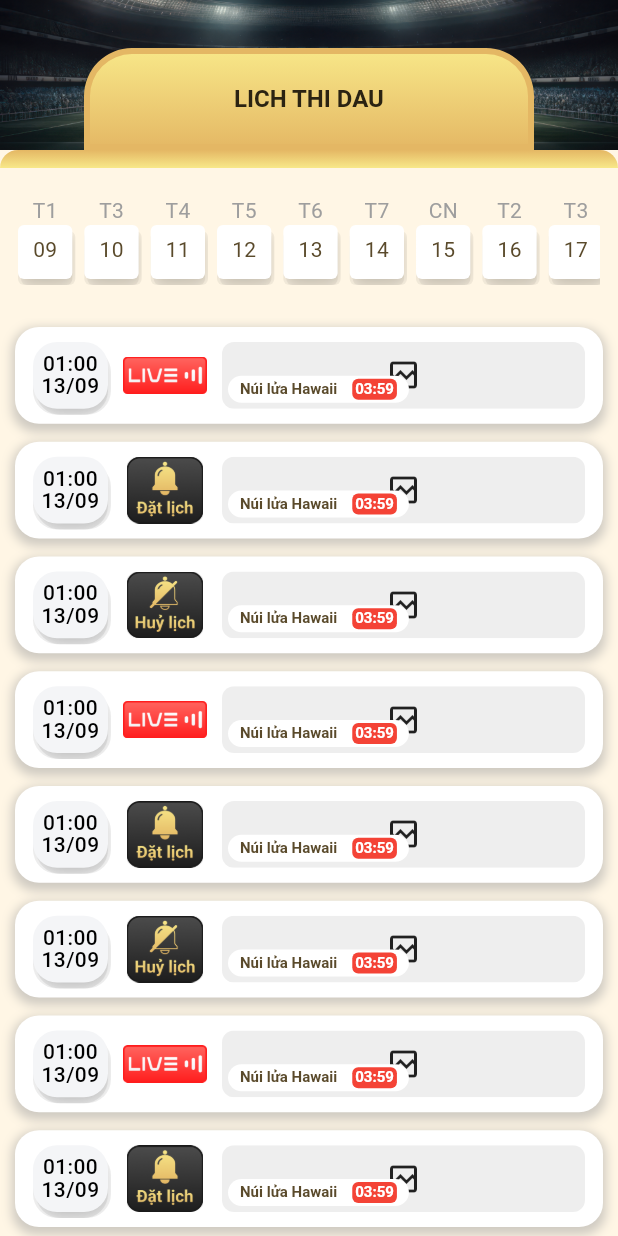
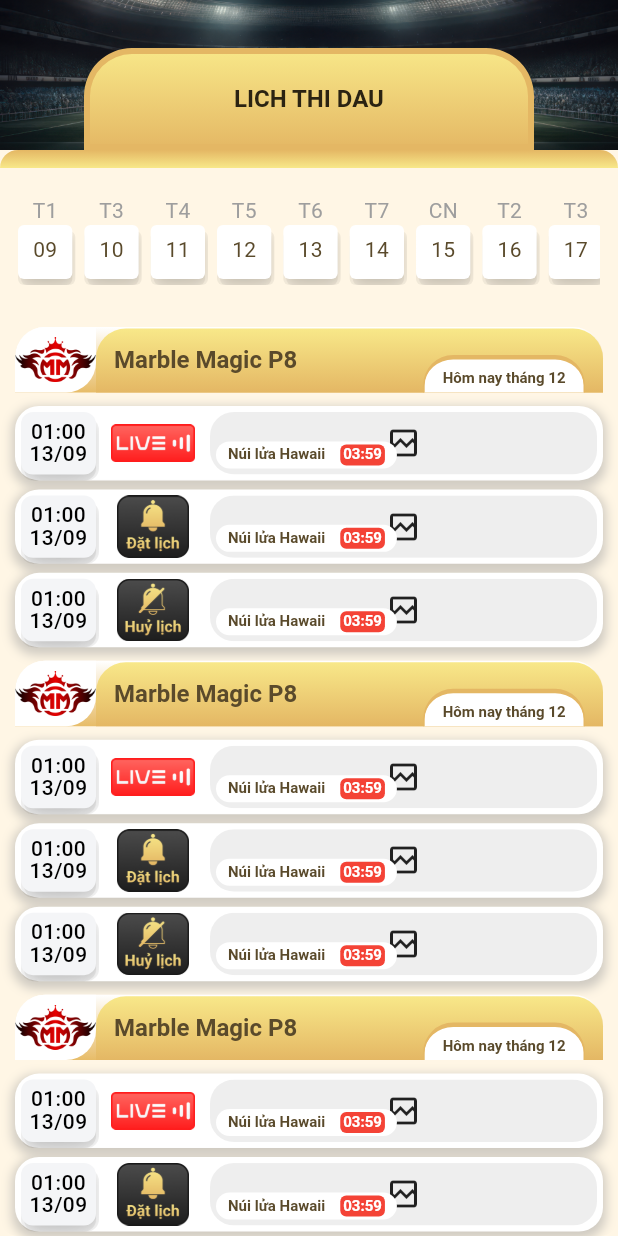
Before and after one commit to hengvisoth/DGGroup_Test01, a Flutter app: the screen it shows after launch, on a phone screen of 412 x 824 dp. Run offline on Flutter 3.47's test engine with Material 3 defaults, Android fonts, the phone set to English and light mode, and no system bars; our stand-ins replace flutter_cache_manager; missing offline and left inert: video_thumbnail; network calls fail.

Commit message:
Add HeaderCard widget and update item layout in HomePage

```diff
--- a/lib/views/home.dart
+++ b/lib/views/home.dart
@@ -6,6 +6,7 @@
 import 'package:dggroup_test/utils/styles/app_color.dart';
 import 'package:dggroup_test/utils/styles/app_style.dart';
 import 'package:dggroup_test/views/widget/date_button.dart';
+import 'package:dggroup_test/views/widget/header_card.dart';
 import 'package:dggroup_test/views/widget/item_card.dart';
 import 'package:dggroup_test/views/widget/loading_item.dart';
 import 'package:dggroup_test/views/widget/video_frame_thumbnail.dart';
@@ -38,6 +39,7 @@
   bool _isInitialLoading = true;
   String? _initialError;
   double _itemExtent = 90;
+  int groupSize = 3;
 
   @override
   void initState() {
@@ -239,20 +241,33 @@
                               ? const Center(child: CircularProgressIndicator())
                               : LayoutBuilder(
                                   builder: (context, listConstraints) {
-                                    _itemExtent = listConstraints.maxHeight / 8;
+                                    _itemExtent = listConstraints.maxHeight / 11; // 8 for main item , 3 for header
+                                    final rowHeight = listConstraints.maxHeight / 11;
+                                    final headerHeight = rowHeight;
+
+                                    final totalItems = VideoFeedRepository.totalItems;
+                                    final headersCount = (totalItems / groupSize).ceil();
+                                    final step = groupSize + 1;
                                     return RefreshIndicator(
                                       onRefresh: _onRefresh,
                                       child: ListView.builder(
                                         controller: _scrollController,
                                         padding: EdgeInsets.zero,
                                         physics: const AlwaysScrollableScrollPhysics(parent: ClampingScrollPhysics()),
-                                        itemExtent: _itemExtent,
-                                        itemCount: VideoFeedRepository.totalItems,
+                                        itemExtent: rowHeight,
+                                        itemCount: totalItems + headersCount,
+
                                         itemBuilder: (context, index) {
-                                          final item = _itemAt(index);
-                                          if (item == null) {
-                                            return const LoadingItem();
+                                          final isHeader = index % step == 0;
+
+                                          if (isHeader) {
+                                            return HeaderCard(rowHeight: rowHeight);
                                           }
+
+                                          final headersBefore = index ~/ step;
+                                          final itemIndex = index - headersBefore - 1;
+                                          final item = _itemAt(itemIndex);
+                                          if (item == null) return const LoadingItem();
                                           return ItemCard(item: item);
                                         },
                                       ),
--- /dev/null
+++ b/lib/views/widget/header_card.dart
@@ -0,0 +1,69 @@
+import 'package:dggroup_test/utils/styles/app_color.dart';
+import 'package:dggroup_test/utils/styles/app_style.dart';
+import 'package:flutter/material.dart';
+
+class HeaderCard extends StatelessWidget {
+  const HeaderCard({super.key, required this.rowHeight});
+  final double rowHeight;
+  @override
+  Widget build(BuildContext context) {
+    return Container(
+      height: rowHeight,
+      margin: const EdgeInsets.symmetric(horizontal: 10, vertical: 6),
+      decoration: BoxDecoration(
+        gradient: LinearGradient(begin: Alignment.bottomCenter, end: Alignment.topCenter, colors: [Color(0xFFE7BC68), Color(0xFFFFFFFF)]),
+        borderRadius: BorderRadius.only(topLeft: Radius.circular(20), topRight: Radius.circular(20)),
+      ),
+      child: Row(
+        children: [
+          Container(
+            decoration: BoxDecoration(
+              color: Colors.white,
+              borderRadius: BorderRadius.only(bottomRight: Radius.circular(20), topLeft: Radius.circular(20)),
+            ),
+            child: Image.asset("assets/images/marble.png", height: 54, width: 54, fit: BoxFit.contain),
+          ),
+          Expanded(
+            child: Container(
+              height: double.infinity,
+              margin: EdgeInsets.only(top: 1),
+              alignment: Alignment.centerLeft,
+              decoration: BoxDecoration(
+                gradient: AppColor.mainColor,
+                borderRadius: BorderRadius.only(topRight: Radius.circular(20), topLeft: Radius.circular(20)),
+              ),
+              padding: EdgeInsets.symmetric(horizontal: 12),
+              child: Stack(
+                fit: StackFit.expand,
+                clipBehavior: Clip.none,
+                children: [
+                  Align(
+                    alignment: Alignment.centerLeft,
+                    child: Text("Marble Magic P8", style: AppTextStyles.figmaBold16Capitalize),
+                  ),
+                  Positioned(
+                    right: 0,
+                    bottom: 0,
+                    child: Container(
+                      padding: EdgeInsets.only(top: 8, bottom: 4, left: 12, right: 12),
+                      decoration: BoxDecoration(
+                        color: Colors.white,
+                        borderRadius: BorderRadius.only(topLeft: Radius.circular(20), topRight: Radius.circular(20)),
+                        border: Border(
+                          top: BorderSide(width: 3, color: AppColor.borderColor),
+                          left: BorderSide(width: 1, color: AppColor.borderColor),
+                          right: BorderSide(width: 1, color: AppColor.borderColor),
+                        ),
+                      ),
+                      child: Text("Hôm nay tháng 12", style: AppTextStyles.figmaBold10Uppercase),
+                    ),
+                  ),
+                ],
+              ),
+            ),
+          ),
+        ],
+      ),
+    );
+  }
+}
--- a/lib/views/widget/item_card.dart
+++ b/lib/views/widget/item_card.dart
@@ -12,8 +12,8 @@
   Widget build(BuildContext context) {
     return RepaintBoundary(
       child: Container(
-        margin: const EdgeInsets.symmetric(horizontal: 10, vertical: 6),
-        padding: const EdgeInsets.symmetric(horizontal: 12, vertical: 10),
+        margin: const EdgeInsets.symmetric(horizontal: 10, vertical: 3),
+        padding: const EdgeInsets.symmetric(horizontal: 4, vertical: 4),
         decoration: BoxDecoration(
           color: Colors.white,
           borderRadius: AppBorderRadius.lg,
@@ -29,7 +29,7 @@
               padding: const EdgeInsets.symmetric(horizontal: 4, vertical: 4),
               decoration: BoxDecoration(
                 color: const Color(0xFFF4F5F7),
-                borderRadius: AppBorderRadius.lg,
+                borderRadius: AppBorderRadius.sm,
                 boxShadow: const [
                   BoxShadow(color: Color(0x26000000), offset: Offset(2, 4), blurRadius: 7.4, spreadRadius: 0, blurStyle: BlurStyle.inner),
                   BoxShadow(color: Color(0x26000000), offset: Offset(0, 4), blurRadius: 26.4, spreadRadius: 0, blurStyle: BlurStyle.inner),
--- a/lib/views/widget/video_frame_thumbnail.dart
+++ b/lib/views/widget/video_frame_thumbnail.dart
@@ -1,6 +1,7 @@
 import 'dart:io';
 
 import 'package:dggroup_test/services/video_thumbnail_service.dart';
+import 'package:dggroup_test/utils/styles/app_style.dart';
 import 'package:flutter/material.dart';
 
 class VideoFrameThumbnail extends StatefulWidget {
@@ -37,7 +38,7 @@
   @override
   Widget build(BuildContext context) {
     return ClipRRect(
-      borderRadius: BorderRadius.circular(8),
+      borderRadius: AppBorderRadius.lg,
       child: FutureBuilder<String?>(
         future: _thumbnailFuture,
         builder: (context, snapshot) {
```
